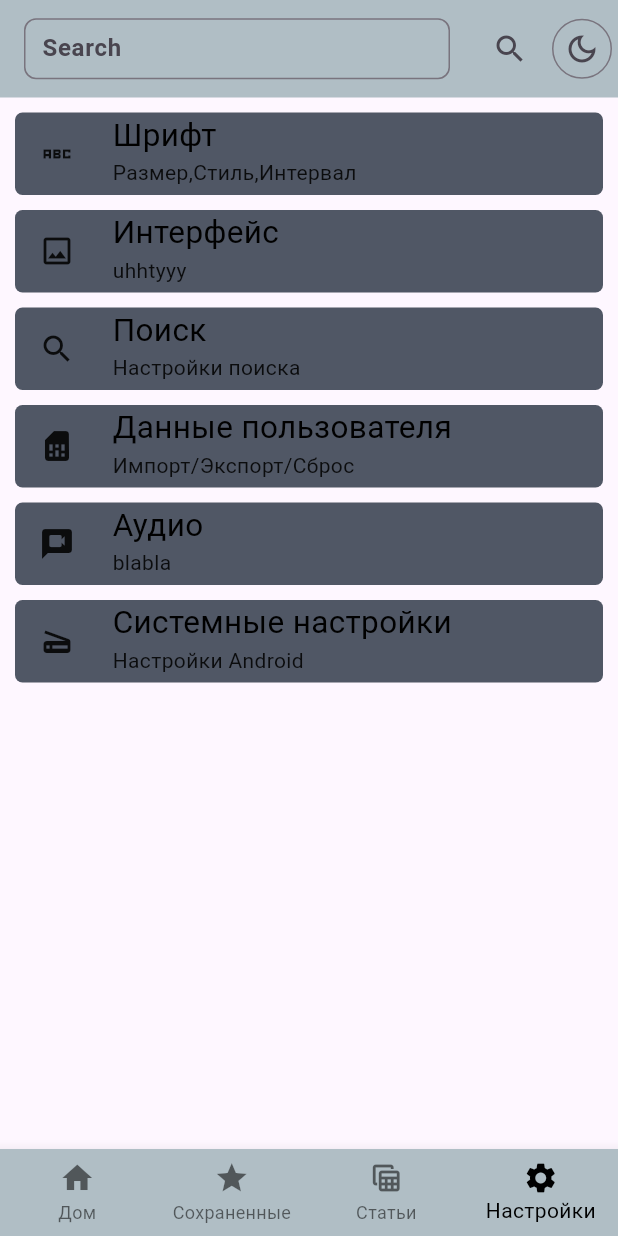
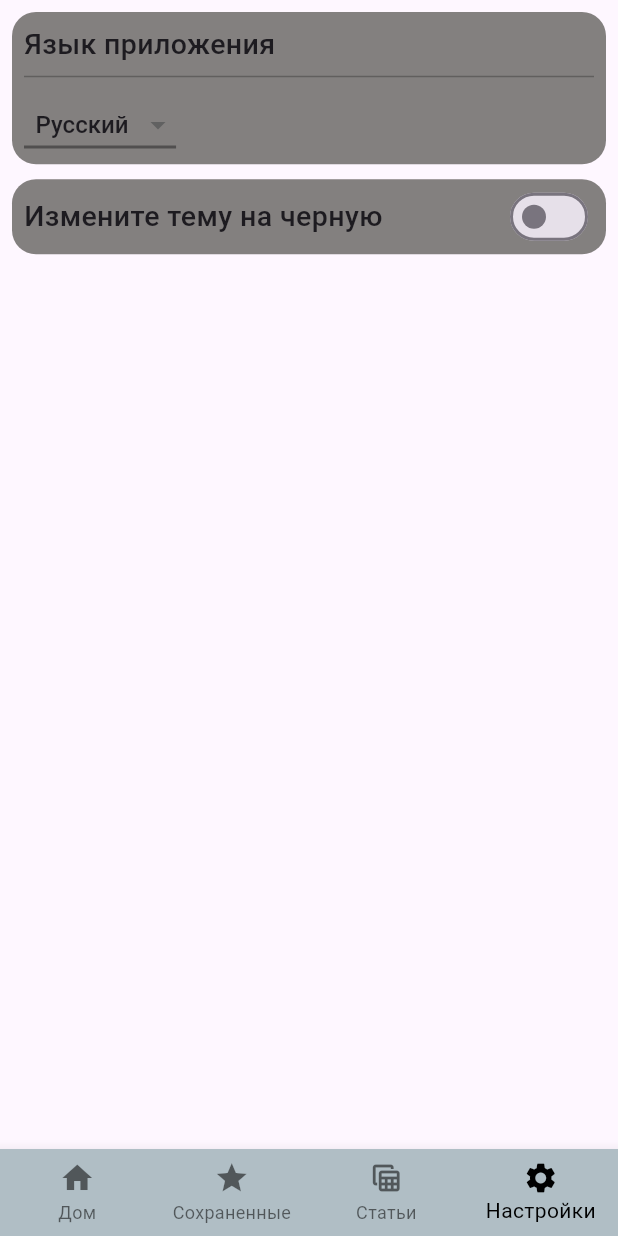
Before and after one commit to Nurtilekb/medicine, a Flutter app: the screen it shows after launch, item 4 of the bottom bar chosen, on a phone screen of 412 x 824 dp. Run offline on Flutter 3.47's test engine with Material 3 defaults, Android fonts, the light colour scheme and no system bars; our stand-ins replace flutter_screenutil.

Commit message:
change ui

```diff
--- a/lib/costants/text_style.dart
+++ b/lib/costants/text_style.dart
@@ -2,5 +2,7 @@ import 'package:flutter/material.dart';
 
 abstract class ConstStyle{
   static const nazvbolez=  TextStyle(color: Color.fromARGB(255, 158, 115, 13),fontSize:20,fontWeight: FontWeight.w600 );
-  static const descripbolez=TextStyle(color: Color.fromARGB(255, 0, 0, 0),fontSize:16,fontWeight: FontWeight.w300 );
+  static const descripbolez=TextStyle(color: Color.fromARGB(255, 0, 0, 0),fontSize: 16,fontWeight: FontWeight.w300 );
+  static const settingstyle=TextStyle(fontSize:19,fontWeight: FontWeight.w500 );
+  static const nazvonke=TextStyle(fontSize:25,fontWeight: FontWeight.w500 );
 }
--- a/lib/main.dart
+++ b/lib/main.dart
@@ -4,61 +4,43 @@ import 'package:medicine1/model/card_model.dart';
 
 import 'package:medicine1/widgets/favorite_list.dart';
 import 'package:medicine1/widgets/listview_bld.dart';
+import 'package:medicine1/widgets/settings.dart';
 import 'package:provider/provider.dart';
-
-import 'widgets/search_tme.dart';
-import 'widgets/settings.dart';
 
 void main() {
   runApp(const MyApp());
 }
-
 class MyApp extends StatefulWidget {
-  const MyApp({super.key});
+  const MyApp({Key? key}) : super(key: key);
 
   @override
   State<MyApp> createState() => _MyAppState();
 }
 
 class _MyAppState extends State<MyApp> with SingleTickerProviderStateMixin {
-  bool isDarkMode = false;
-
   var _selectedIndex = 0;
 
   @override
   Widget build(BuildContext context) {
-    return ChangeNotifierProvider(
-      create: (BuildContext context) =>CardModel(),
+    return MultiProvider(
+      providers: [
+        ChangeNotifierProvider(create: (BuildContext context) => ThemeModel()),
+        ChangeNotifierProvider(create: (BuildContext context) => CardModel()),
+      ],
       child: ScreenUtilInit(
         designSize: const Size(375, 812),
         minTextAdapt: true,
         splitScreenMode: true,
-        child: MaterialApp(
-          theme: isDarkMode ? ThemeData.dark() : ThemeData.light(),
+        child:
+           Consumer<ThemeModel>(
+            builder: (context, themeModel, child) {
+              return MaterialApp(
+                theme: themeModel.isDarkMode ? ThemeData.dark() : ThemeData.light(),
                 home: Scaffold(
-            appBar: AppBar(
-              toolbarHeight: 65,
-              actions: [
-                IconButton(onPressed: () {}, icon: const Icon(Icons.search)),
-                IconButton.outlined(
-                  onPressed: () {
-                    setState(() {
-                      isDarkMode = !isDarkMode;
-                    });
-                  },
-                  icon: Icon(
-                      isDarkMode ? Icons.wb_sunny : Icons.dark_mode_outlined),
-                ),
-              ],
-              backgroundColor:
-                  isDarkMode ? Colors.blueGrey : Colors.blueGrey[200],
-              title: const SearchBar1(),
-            ),
                   bottomNavigationBar: BottomNavigationBar(
                     type: BottomNavigationBarType.fixed,
                     fixedColor: Colors.black,
-              backgroundColor:
-                  isDarkMode ? Colors.blueGrey : Colors.blueGrey[200],
+                    backgroundColor: themeModel.isDarkMode ? Colors.blueGrey : Colors.blueGrey[200],
                     currentIndex: _selectedIndex,
                     onTap: (index) {
                       setState(() {
@@ -90,12 +72,11 @@ class _MyAppState extends State<MyApp> with SingleTickerProviderStateMixin {
                       ListTabview(),
                       FavList(),
                       Center(child: Text('wefviejfni')),
-                SettingList()
+                      SettingList(),
                     ],
                   ),
                 ),
-        ),
-      ),
               );
+            },
+          ),));}
         }
-}
--- a/lib/model/card_model.dart
+++ b/lib/model/card_model.dart
@@ -22,4 +22,15 @@ void removeItemCard(int index){
   notifyListeners();
 }
 
+
 }
+class ThemeModel extends ChangeNotifier {
+  bool _isDarkMode = false;
+
+  bool get isDarkMode => _isDarkMode;
+
+  void toggleTheme() {
+    _isDarkMode = !_isDarkMode;
+    notifyListeners();
+  }
+}
--- a/lib/widgets/search_tme.dart
+++ b/lib/widgets/search_tme.dart
@@ -15,8 +15,9 @@ class _SearchBar1State extends State<SearchBar1> {
   Widget build(BuildContext context) {
     return SizedBox(
       height: 40.h,
-      width: 260.w,
+      width: 350.w,
       child: TextFormField(
+
         controller: controller,
         decoration: InputDecoration(
           contentPadding: const EdgeInsets.only(bottom: 4.0, left: 8, right: 8),
--- a/lib/widgets/settings.dart
+++ b/lib/widgets/settings.dart
@@ -1,106 +1,141 @@
-import 'package:flutter/cupertino.dart';
 import 'package:flutter/material.dart';
-import 'package:flutter/widgets.dart';
+import 'package:flutter_screenutil/flutter_screenutil.dart';
+import 'package:medicine1/costants/text_style.dart';
+import 'package:provider/provider.dart';
 
-import '../ontapWidgets/descript_for_setting.dart';
+import '../model/card_model.dart';
 
-class SettingList extends StatelessWidget {
-  const SettingList({super.key});
+class SettingList extends StatefulWidget {
+ const  SettingList({Key? key});
+
+  @override
+  State<SettingList> createState() => _SettingListState();
+
+}
+
+class _SettingListState extends State<SettingList> {
+
+  double dlina = 16;
+   bool isSwitched = false;
+   bool isDarkMode=false;
+
+
 
   @override
   Widget build(BuildContext context) {
-    return Padding(
-      padding: const EdgeInsets.symmetric(horizontal: 10.0),
-      child: ListView(
-        children: const [
-          SizedBox(height: 10),
-          SettinWidget(
-            ikon: Icon(Icons.abc_sharp),
-            jazuu1: 'Шрифт',
-            jazuu2: 'Размер,Стиль,Интервал',
+       final themeProvider = Provider.of<ThemeModel>(context);
+
+    return Scaffold(
+
+        body: Padding(
+          padding:  const EdgeInsets.all(8.0),
+          child: ListView(
+            children: [
+              Container(
+                width: MediaQuery.of(context).size.width,
+                decoration: BoxDecoration(
+                  color:   Color.fromARGB(185, 85, 83, 79),
+                  borderRadius: BorderRadius.circular(16),
+                ),
+                height: 100.h,
+                child:  const Padding(
+                  padding: EdgeInsets.all(8.0),
+                  child: Column(
+                    mainAxisAlignment: MainAxisAlignment.spaceEvenly,
+                    crossAxisAlignment: CrossAxisAlignment.start,
+                    children: [
+                      Text(
+                        'Язык приложения',style: ConstStyle.settingstyle,
+                      ),
+                      Divider(color: Colors.black26),
+                      Row(
+                        children: [
+                                         DropdownButtonExample(),
+
+                        ],
+                      ),
+                    ],
+                  ),
+                ),
+              ),
+              const SizedBox(height: 10),
+              Container(
+                width: MediaQuery.of(context).size.width,
+                height: 50,
+                decoration: BoxDecoration(
+                  color: Color.fromARGB(185, 85, 83, 79),
+                  borderRadius: BorderRadius.circular(16),
+                ),
+                child: Padding(
+                  padding: const EdgeInsets.all(8.0),
+                  child: Row(
+                    crossAxisAlignment: CrossAxisAlignment.center,
+                    children: [
+                     const Expanded(child: Text('Измените тему на черную',style: ConstStyle.settingstyle,)),
+                     Switch( value: themeProvider.isDarkMode,
+              onChanged: (value) {
+                themeProvider.toggleTheme();
+              },)
+                    ],
+                  ),
+                ),
+              ),
+            ],
           ),
-          SizedBox(height: 10),
-          SettinWidget(
-            ikon: Icon(Icons.image_outlined),
-            jazuu1: 'Интерфейс',
-            jazuu2: 'uhhtyyy',
-          ),
-          SizedBox(height: 10),
-          SettinWidget(
-            ikon: Icon(Icons.search),
-            jazuu1: 'Поиск',
-            jazuu2: 'Настройки поиска',
-          ),
-          SizedBox(height: 10),
-          SettinWidget(
-            ikon: Icon(Icons.sim_card),
-            jazuu1: 'Данные пользователя',
-            jazuu2: 'Импорт/Экспорт/Сброс',
-          ),
-          SizedBox(height: 10),
-          SettinWidget(
-            ikon: Icon(Icons.video_chat),
-            jazuu1: 'Аудио',
-            jazuu2: 'blabla',
-          ),
-          SizedBox(height: 10),
-          SettinWidget(
-            ikon: Icon(Icons.scanner),
-            jazuu1: 'Системные настройки',
-            jazuu2: 'Настройки Android',
-          ),
-        ],
-      ),
+        ),
+
     );
   }
 }
 
-class SettinWidget extends StatelessWidget {
-  const SettinWidget(
-      {super.key,
-      required this.ikon,
-      required this.jazuu1,
-      required this.jazuu2});
-  final Icon ikon;
-  final String jazuu1;
-  final String jazuu2;
+
+
+
+
+
+
+
+class DropdownButtonExample extends StatefulWidget {
+  const DropdownButtonExample({super.key});
+
+  @override
+  State<DropdownButtonExample> createState() => _DropdownButtonExampleState();
+
+}bool isDarkMode = true;
+ List<String> list = <String>['Русский', 'English', 'Turkçe', 'Кыргызча'];
+class _DropdownButtonExampleState extends State<DropdownButtonExample> {
+
+  String dropdownValue = list.first;
+
   @override
   Widget build(BuildContext context) {
-    return InkWell(
-      onTap: () {
-        Navigator.push(context, MaterialPageRoute(builder:(context) => DescripSettings(),));
+
+    return DropdownButton<String>(
+
+      alignment: Alignment.center,
+      value: dropdownValue,
+      icon: const Icon(Icons.arrow_drop_down_sharp,),
+      elevation: 16,
+      style:   TextStyle(color: Theme.of(context).textTheme.bodyLarge?.color,
+      fontSize: 16,
+      fontWeight: FontWeight.w500),
+      underline: Container(
+        height: 2,
+
+        color: Colors.black38
+      ),
+      onChanged: (String? value) {
+        setState(() {
+          dropdownValue = value!;
+        });
       },
-      child: Container(
-        decoration:  const BoxDecoration(
-         backgroundBlendMode:BlendMode.exclusion,
-            color: Color.fromARGB(175, 255, 248, 225),
-            borderRadius: BorderRadius.all(Radius.circular(5)) ),
-        height: 55,
-        child: Row(
-          crossAxisAlignment: CrossAxisAlignment.center,
-          children: [
-            const SizedBox(width: 16),
-            ikon,
-            const SizedBox(width: 25),
-            Column(
-              crossAxisAlignment: CrossAxisAlignment.start,
-              children: [
-                Text(
-                  jazuu1,
-                  style: const TextStyle(
-                      fontSize: 21,
-                      fontWeight: FontWeight.w400,
-                      color: Colors.black),
-                ),
-                Text(
-                  jazuu2,
-                  style: const TextStyle(color: Colors.black87),
-                )
-              ],
-            )
-          ],
-        ),
-      ),
+      items: list.map<DropdownMenuItem<String>>((String value) {
+        return DropdownMenuItem<String>(
+          alignment: Alignment.centerLeft,
+          value: value,
+          child: Text(value),
+        );
+      }).toList(),
     );
   }
 }
```
Also changed, not shown: lib/ontapWidgets/descrip_bolezn.dart (+34 -10 lines), lib/ontapWidgets/descript_for_setting.dart (+2 -37 lines), lib/widgets/containers.dart (+14 -7 lines), lib/widgets/favorite_list.dart (+42 -8 lines), lib/widgets/listview_bld.dart (+24 -3 lines). Lines whose indentation alone changed are shown as unchanged.
